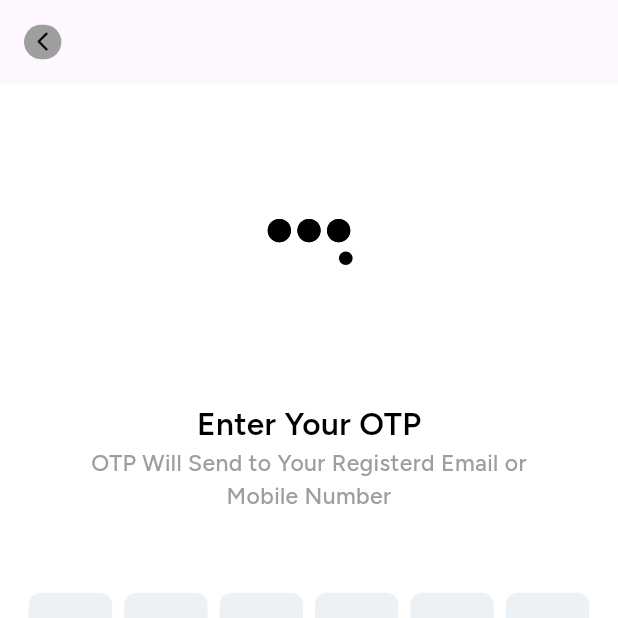
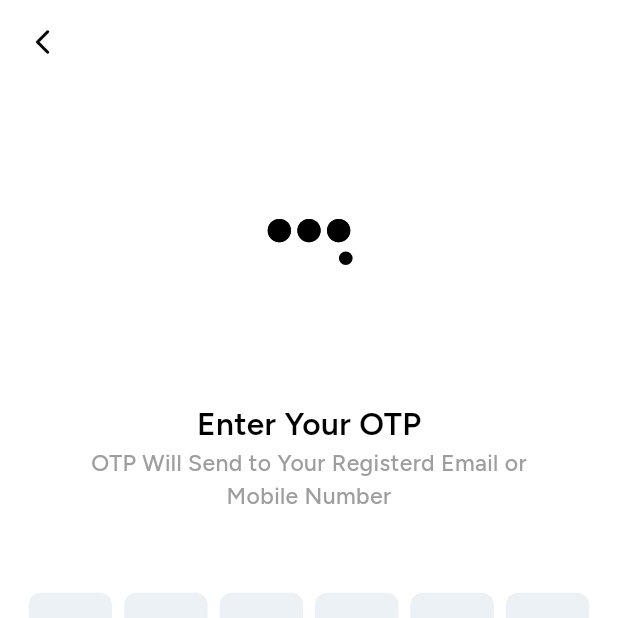
Before and after one commit to hashircodignus/bisa_app, a Flutter app: the OTPPage screen opened directly, on a phone screen of 412 x 824 dp, the top half of it. Run offline on Flutter 3.47's test engine with Material 3 defaults, Android fonts, the phone set to English and light mode, and no system bars; drawn by our look-alikes of pinput; our stand-ins replace bloc, cloud_firestore, country_picker, firebase_auth, firebase_core, flutter_bloc and 6 more; accounts and stored records are empty; project files that could hold a hidden picture were left out.

Commit message:
appbar check

```diff
--- a/lib/src/presentation/card_type_page/card_type_page.dart
+++ b/lib/src/presentation/card_type_page/card_type_page.dart
@@ -41,7 +41,9 @@ class _CardTypePageState extends State<CardTypePage> {
   @override
   Widget build(BuildContext context) {
     return Scaffold(
+      backgroundColor: AppTheme.backColor,
       appBar: AppBar(
+        backgroundColor: AppTheme.backColor,
         automaticallyImplyLeading: false,
         title: const AppBarTitleWidget(
           text: 'Choose Account',
--- a/lib/src/presentation/kyc_create_page/kyc_create_page.dart
+++ b/lib/src/presentation/kyc_create_page/kyc_create_page.dart
@@ -124,7 +124,10 @@ class _KYCCreatePageState extends State<KYCCreatePage> {
   @override
   Widget build(BuildContext context) {
     return Scaffold(
+      backgroundColor: AppTheme.backColor,
       appBar: AppBar(
+        scrolledUnderElevation: 0.0,
+        backgroundColor: AppTheme.backColor,
         automaticallyImplyLeading: false,
         title: const AppBarTitleWidget(text: "KYC Create"),
         actions: [
--- a/lib/src/presentation/more_screen/create_card_screen/create_card_page.dart
+++ b/lib/src/presentation/more_screen/create_card_screen/create_card_page.dart
@@ -18,6 +18,7 @@ class CreateCardPage extends StatelessWidget {
     return GestureDetector(
       onTap: () => FocusScope.of(context).unfocus(),
       child: Scaffold(
+         backgroundColor: AppTheme.backColor,
         extendBodyBehindAppBar: true,
         appBar: AppBar(
           elevation: 0.h,
@@ -34,6 +35,7 @@ class CreateCardPage extends StatelessWidget {
           // padding:  EdgeInsets.symmetric(horizontal: 20.w),
           color: AppTheme.backColor,
           child: SingleChildScrollView(
+            physics: NeverScrollableScrollPhysics(),
             child: Column(
               children: [
                 Container(
--- a/lib/src/presentation/more_screen/create_card_screen/create_card_second_page.dart
+++ b/lib/src/presentation/more_screen/create_card_screen/create_card_second_page.dart
@@ -31,9 +31,11 @@ class _CreateCardSecondPageState extends State<CreateCardSecondPage> {
     return GestureDetector(
       onTap: () => FocusScope.of(context).unfocus(),
       child: Scaffold(
+
         resizeToAvoidBottomInset: true,
         backgroundColor: AppTheme.backColor,
         appBar: AppBar(
+          scrolledUnderElevation: 0.0,
           elevation: 0.h,
           backgroundColor: AppTheme.backColor,
           titleSpacing: -18.w,
--- a/lib/src/presentation/more_screen/subscription/subscription.dart
+++ b/lib/src/presentation/more_screen/subscription/subscription.dart
@@ -20,6 +20,7 @@ class _SubscriptionPageState extends State<SubscriptionPage> {
     return Scaffold(
       backgroundColor: AppTheme.backColor,
       appBar: AppBar(
+          backgroundColor: AppTheme.backColor,
         title: const AppBarTitleWidget(text: "Subscription"),
         automaticallyImplyLeading: false,
       ),
--- a/lib/src/presentation/otp_screen/otp_page.dart
+++ b/lib/src/presentation/otp_screen/otp_page.dart
@@ -13,8 +13,10 @@ import '../card_type_page/card_type_page.dart';
 class OTPPage extends StatefulWidget {
   final String? phoneNumber;
   //final String verificationId;
-  const OTPPage({super.key, this.phoneNumber,
-  //  required this.verificationId
+  const OTPPage({
+    super.key,
+    this.phoneNumber,
+    //  required this.verificationId
   });
 
   @override
@@ -30,7 +32,9 @@ class _OTPPageState extends State<OTPPage> {
     return GestureDetector(
       onTap: () => FocusScope.of(context).unfocus(),
       child: Scaffold(
+        backgroundColor: AppTheme.backColor,
         appBar: AppBar(
+          backgroundColor: AppTheme.backColor,
           automaticallyImplyLeading: false,
           title: const AppBarBackButton(),
         ),
@@ -95,7 +99,10 @@ class _OTPPageState extends State<OTPPage> {
                 //       context) =>  const CardTypePage()));
                 // });
 
-                Navigator.push(context, MaterialPageRoute(builder: (context)=>const CardTypePage()));
+                Navigator.push(
+                    context,
+                    MaterialPageRoute(
+                        builder: (context) => const CardTypePage()));
               }),
         ),
       ),
--- a/lib/src/presentation/register_screen/register_page.dart
+++ b/lib/src/presentation/register_screen/register_page.dart
@@ -19,7 +19,6 @@ class RegisterPage extends StatefulWidget {
   @override
   State<RegisterPage> createState() => _RegisterPageState();
 }
-
 class _RegisterPageState extends State<RegisterPage> {
   TextEditingController loginIdController = TextEditingController();
 
--- a/lib/src/presentation/search_screen/search_page.dart
+++ b/lib/src/presentation/search_screen/search_page.dart
@@ -10,6 +10,7 @@ class SearchPage extends StatelessWidget {
   @override
   Widget build(BuildContext context) {
     return Scaffold(
+       backgroundColor: AppTheme.backColor,
       appBar: AppBar(
         bottom: PreferredSize(
             preferredSize: Size.square(30.h),
@@ -40,7 +41,7 @@ class SearchPage extends StatelessWidget {
             height: 10.h,
           ),
           SizedBox(
-            height: 640.h,
+            height: 648.h,
             child: ListView.builder(
               // padding: const EdgeInsets.all(20),
                 shrinkWrap: true,
--- a/lib/src/presentation/terms_and_conditions_screen/terms_and_conditions_page.dart
+++ b/lib/src/presentation/terms_and_conditions_screen/terms_and_conditions_page.dart
@@ -27,6 +27,7 @@ class _TermsAndConditionsPageState extends State<TermsAndConditionsPage> {
     return Scaffold(
       backgroundColor: AppTheme.backColor,
       appBar: AppBar(
+        scrolledUnderElevation: 0.0,
         backgroundColor: AppTheme.backColor,
         automaticallyImplyLeading: false,
         centerTitle: false,
--- a/lib/src/presentation/widget/appbar_back_button_widget.dart
+++ b/lib/src/presentation/widget/appbar_back_button_widget.dart
@@ -11,15 +11,17 @@ class AppBarBackButton extends StatelessWidget {
   @override
   Widget build(BuildContext context) {
     return GestureDetector(
-      onTap: ()=>Navigator.of(context).pop(),
+      onTap: () => Navigator.of(context).pop(),
       child: Container(
         height: 26.h,
         width: 26.w,
-        decoration: BoxDecoration(
-            color: AppTheme.smallText,
-            borderRadius: BorderRadius.circular(50.r)
+        child: Center(
+          child: Icon(
+            Icons.arrow_back_ios_new_rounded,
+            color: AppTheme.textColor,
+            size: 20,
+          ),
         ),
-        child: Center(child: Icon(Icons.arrow_back_ios_new_rounded,color: AppTheme.textColor,size: 16.sp,)),
       ),
     );
   }
--- a/lib/src/presentation/widget/userid_textfield.dart
+++ b/lib/src/presentation/widget/userid_textfield.dart
@@ -51,7 +51,6 @@ class _UserIdTextFieldState extends State<UserIdTextField> {
                 child: Align(
                   alignment: Alignment.bottomCenter,
                   child: TextFormField(
-
                     initialValue: " +${widget.countryphoneCode}",
                     readOnly: true,
                     style: AppTheme.fieldText,
@@ -95,7 +94,6 @@ class _UserIdTextFieldState extends State<UserIdTextField> {
             ),
             Expanded(
               child: TextFormField(
-
                 keyboardType: TextInputType.phone,
                 onFieldSubmitted: widget.onSubmitted,
                 textInputAction: widget.textInputAction,
```
